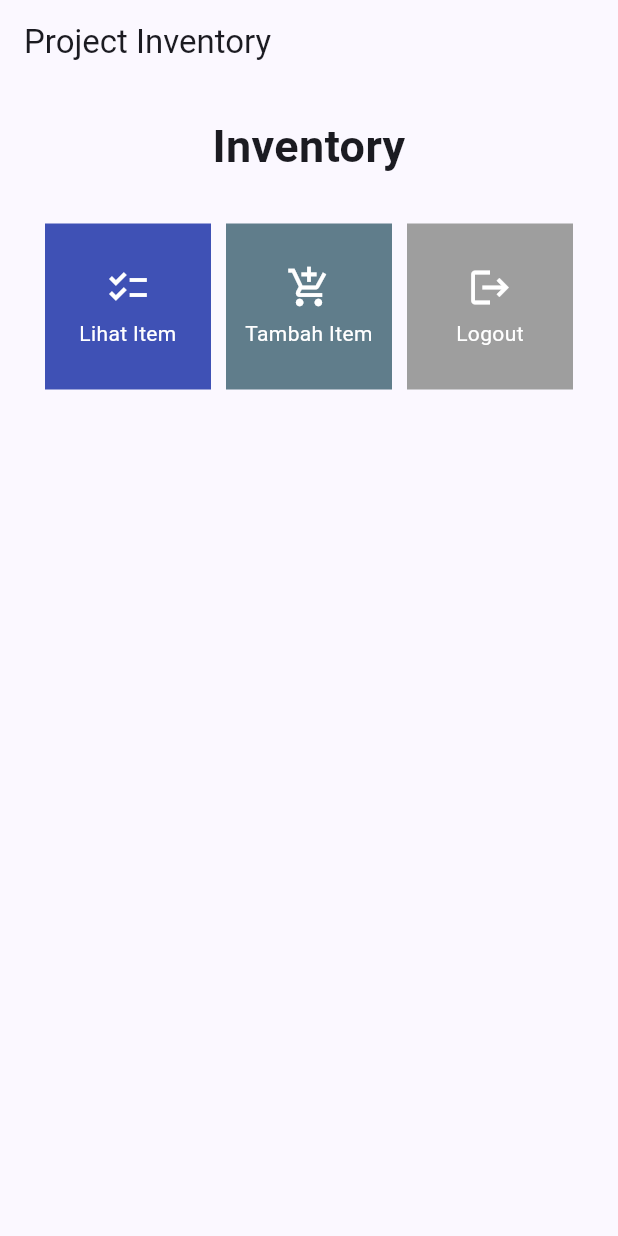
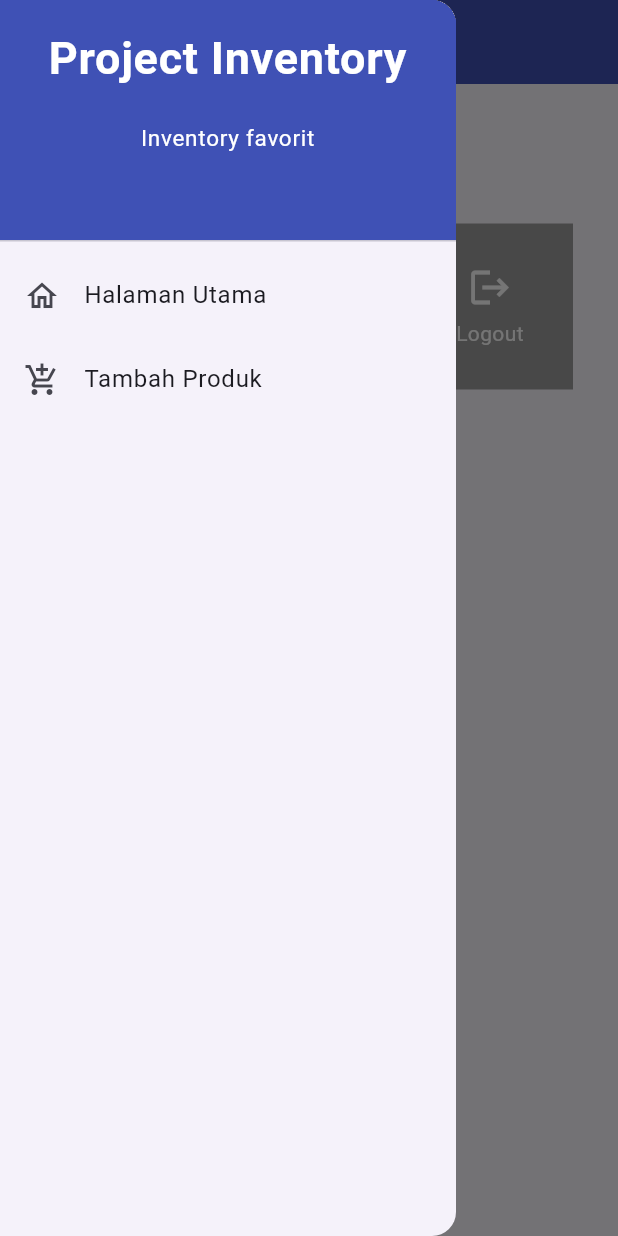
Before and after one commit to narendradzulqarnain/project-inventory-mobile, a Flutter app: the screen it shows after launch, with the side drawer open (before the commit the screen has no drawer), on a phone screen of 412 x 824 dp. Run offline on Flutter 3.47's test engine with Material 2 defaults, Android fonts, the phone set to English and light mode, and no system bars.

Commit message:
selesai tugas 8

```diff
--- a/lib/main.dart
+++ b/lib/main.dart
@@ -1,5 +1,5 @@
 import 'package:flutter/material.dart';
-import 'package:project_inventory/menu.dart';
+import 'package:project_inventory/screens/menu.dart';
 void main() {
   runApp(const MyApp());
 }
--- a/lib/menu.dart
+++ b/lib/screens/menu.dart
@@ -1,4 +1,7 @@
 import 'package:flutter/material.dart';
+import 'package:project_inventory/screens/itemlist_form.dart';
+import 'package:project_inventory/widgets/left_drawer.dart';
+import 'package:project_inventory/widgets/shop_card.dart';
 class MyHomePage extends StatelessWidget {
     MyHomePage({Key? key}) : super(key: key);
     final List<ShopItem> items = [
@@ -13,7 +16,10 @@
         title: const Text(
           'Project Inventory',
         ),
+        backgroundColor: Colors.indigo,
+        foregroundColor: Colors.white,
       ),
+      drawer: const LeftDrawer(),
       body: SingleChildScrollView(
         // Widget wrapper yang dapat discroll
         child: Padding(
@@ -54,56 +60,3 @@
     );
     }
 }
-
-class ShopItem {
-  final String name;
-  final IconData icon;
-  final MaterialColor color;
-
-  ShopItem(this.name, this.icon, this.color);
-}
-
-class ShopCard extends StatelessWidget {
-  final ShopItem item;
-
-  const ShopCard(this.item, {super.key}); // Constructor
-
-  @override
-  Widget build(BuildContext context) {
-    return Material(
-      color: item.color,
-      child: InkWell(
-        // Area responsive terhadap sentuhan
-        onTap: () {
-          // Memunculkan SnackBar ketika diklik
-          ScaffoldMessenger.of(context)
-            ..hideCurrentSnackBar()
-            ..showSnackBar(SnackBar(
-                content: Text("Kamu telah menekan tombol ${item.name}!")));
-        },
-        child: Container(
-          // Container untuk menyimpan Icon dan Text
-          padding: const EdgeInsets.all(8),
-          child: Center(
-            child: Column(
-              mainAxisAlignment: MainAxisAlignment.center,
-              children: [
-                Icon(
-                  item.icon,
-                  color: Colors.white,
-                  size: 30.0,
-                ),
-                const Padding(padding: EdgeInsets.all(3)),
-                Text(
-                  item.name,
-                  textAlign: TextAlign.center,
-                  style: const TextStyle(color: Colors.white),
-                ),
-              ],
-            ),
-          ),
-        ),
-      ),
-    );
-  }
-}
--- /dev/null
+++ b/lib/widgets/left_drawer.dart
@@ -0,0 +1,69 @@
+import 'package:flutter/material.dart';
+import 'package:project_inventory/screens/menu.dart';
+// TODO: Impor halaman ShopFormPage jika sudah dibuat
+import 'package:project_inventory/screens/itemlist_form.dart';
+class LeftDrawer extends StatelessWidget {
+  const LeftDrawer({super.key});
+
+  @override
+  Widget build(BuildContext context) {
+    return Drawer(
+      child: ListView(
+        children: [
+          const DrawerHeader(
+            decoration: BoxDecoration(
+              color: Colors.indigo,
+            ),
+            child: Column(
+              children: [
+                Text(
+                  'Project Inventory',
+                  textAlign: TextAlign.center,
+                  style: TextStyle(
+                    fontSize: 30,
+                    fontWeight: FontWeight.bold,
+                    color: Colors.white,
+                  ),
+                ),
+                Padding(padding: EdgeInsets.all(10)),
+                Text("Inventory favorit",
+                  textAlign: TextAlign.center,
+                  style: TextStyle(
+                    fontSize: 15,
+                    fontWeight: FontWeight.normal,
+                    color: Colors.white,
+                  ),
+
+                    ),
+              ],
+            ),
+          ),
+          ListTile(
+            leading: const Icon(Icons.home_outlined),
+            title: const Text('Halaman Utama'),
+            // Bagian redirection ke MyHomePage
+            onTap: () {
+              Navigator.pushReplacement(
+                  context,
+                  MaterialPageRoute(
+                    builder: (context) => MyHomePage(),
+                  ));
+            },
+          ),
+          ListTile(
+            leading: const Icon(Icons.add_shopping_cart),
+            title: const Text('Tambah Produk'),
+            // Bagian redirection ke ShopFormPage
+            onTap: () {
+              Navigator.pushReplacement(
+                  context,
+                  MaterialPageRoute(
+                    builder: (context) => ShopFormPage(),
+                  ));
+            },
+          ),
+        ],
+      ),
+    );
+  }
+}
--- /dev/null
+++ b/lib/widgets/shop_card.dart
@@ -0,0 +1,61 @@
+import 'package:flutter/material.dart';
+import 'package:project_inventory/screens/itemlist_form.dart';
+class ShopItem {
+  final String name;
+  final IconData icon;
+  final MaterialColor color;
+
+  ShopItem(this.name, this.icon, this.color);
+}
+
+class ShopCard extends StatelessWidget {
+  final ShopItem item;
+
+  const ShopCard(this.item, {super.key}); // Constructor
+
+  @override
+  Widget build(BuildContext context) {
+    return Material(
+      color: item.color,
+      child: InkWell(
+        // Area responsive terhadap sentuhan
+        onTap: () {
+          // Memunculkan SnackBar ketika diklik
+          ScaffoldMessenger.of(context)
+            ..hideCurrentSnackBar()
+            ..showSnackBar(SnackBar(
+                content: Text("Kamu telah menekan tombol ${item.name}!")));
+
+          // Navigate ke route yang sesuai (tergantung jenis tombol)
+          if (item.name == "Tambah Item") {
+
+            Navigator.push(context,MaterialPageRoute(builder: (context) => const ShopFormPage()));
+          }
+
+        },
+        child: Container(
+          // Container untuk menyimpan Icon dan Text
+          padding: const EdgeInsets.all(8),
+          child: Center(
+            child: Column(
+              mainAxisAlignment: MainAxisAlignment.center,
+              children: [
+                Icon(
+                  item.icon,
+                  color: Colors.white,
+                  size: 30.0,
+                ),
+                const Padding(padding: EdgeInsets.all(3)),
+                Text(
+                  item.name,
+                  textAlign: TextAlign.center,
+                  style: const TextStyle(color: Colors.white),
+                ),
+              ],
+            ),
+          ),
+        ),
+      ),
+    );
+  }
+}
```
Also changed, not shown: lib/screens/itemlist_form.dart (added, +160 -0 lines), 1 other file.
